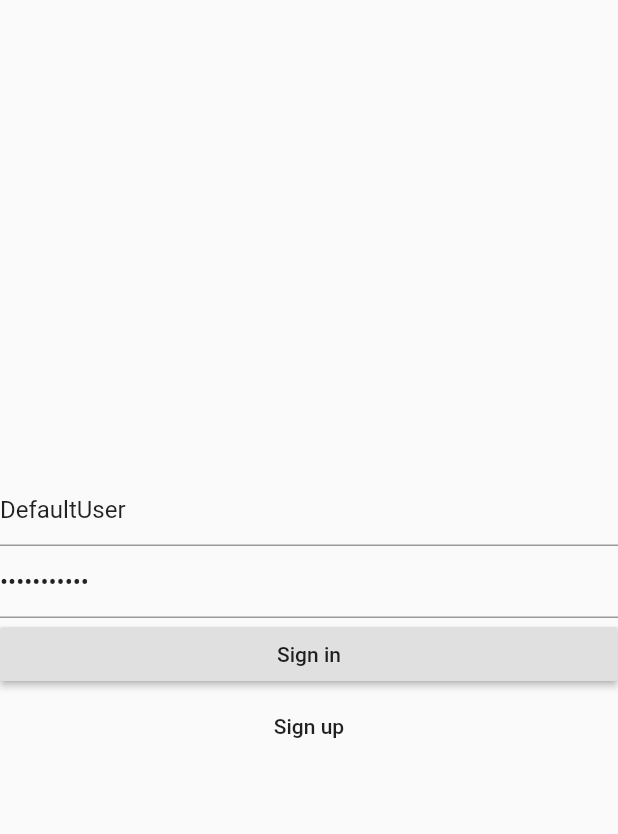
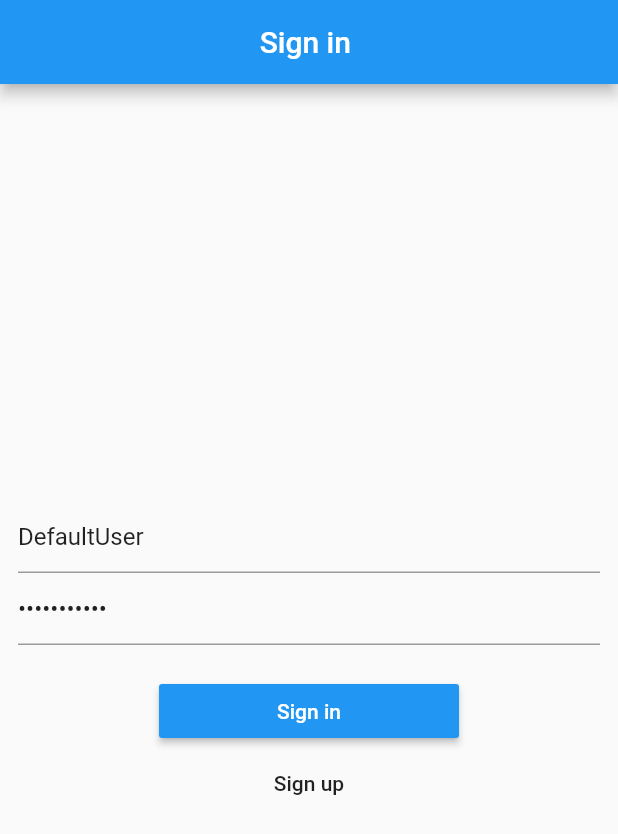
Before and after one commit to DeEsthete/TimeManagementMobile, a Flutter app: the screen it shows after launch, on a phone screen of 412 x 824 dp. Shown: the top 834 px of the screen. Run offline on Flutter 3.47's test engine with Material 2 defaults, Android fonts, the phone set to English and light mode, and no system bars; our stand-ins replace get_it, injectable, rxdart, shared_preferences.

Commit message:
chore(auth_screen) редизайн

```diff
--- /dev/null
+++ b/time_management_mobile/lib/constant/color_consts.dart
@@ -0,0 +1,8 @@
+import 'package:flutter/material.dart';
+
+class AppColors {
+  static const primaryColor = Colors.blue;
+  static const mainFontColor = Colors.black;
+  static const accentFontColor = Colors.cyan;
+  static const alterFontColor = Colors.white;
+}
--- a/time_management_mobile/lib/widgets/auth_screen.dart
+++ b/time_management_mobile/lib/widgets/auth_screen.dart
@@ -1,6 +1,7 @@
 import 'package:flutter/cupertino.dart';
 import 'package:flutter/material.dart';
 import 'package:provider/provider.dart';
+import 'package:time_management_mobile/constant/color_consts.dart';
 import 'package:time_management_mobile/models/session_model.dart';
 import 'package:time_management_mobile/utils/translator.dart';
 import 'package:time_management_mobile/widgets/base/bad_response_layout.dart';
@@ -17,8 +18,17 @@ class AuthScreen extends StatelessWidget {
   Widget build(BuildContext context) {
     var sessionModel = Provider.of<SessionModel>(context);
     return Scaffold(
+      appBar: AppBar(
+        title: Center(
+          child: Text(
+            Translator.of(context).translate("Sign in "),
+          ),
+        ),
+      ),
       body: BadResponseLayout(
-        body: Container(
+        body: Padding(
+          padding: const EdgeInsets.all(12.0),
+          child: Container(
             child: Form(
               child: Column(
                 mainAxisAlignment: MainAxisAlignment.center,
@@ -41,7 +51,10 @@ class AuthScreen extends StatelessWidget {
                       obscureText: true,
                     ),
                   ),
-                RaisedButton(
+                  Container(
+                    margin: EdgeInsets.only(top: 20),
+                    width: 200,
+                    child: RaisedButton(
                       onPressed: () => {
                         sessionModel.logIn(
                           _userNameController.value.text,
@@ -51,10 +64,15 @@ class AuthScreen extends StatelessWidget {
                       child: Center(
                         child: Text(
                           Translator.of(context).translate("Sign in"),
+                          style: TextStyle(color: AppColors.alterFontColor),
                         ),
                       ),
+                      color: AppColors.primaryColor,
                     ),
-                FlatButton(
+                  ),
+                  Container(
+                    width: 200,
+                    child: FlatButton(
                       // TODO: Добавить navigation на регистрацию
                       onPressed: () => {},
                       child: Center(
@@ -65,7 +83,9 @@ class AuthScreen extends StatelessWidget {
                         ),
                       ),
                     ),
+                  ),
                 ],
+              ),
             ),
           ),
         ),
```
Lines whose indentation alone changed are shown as unchanged.
